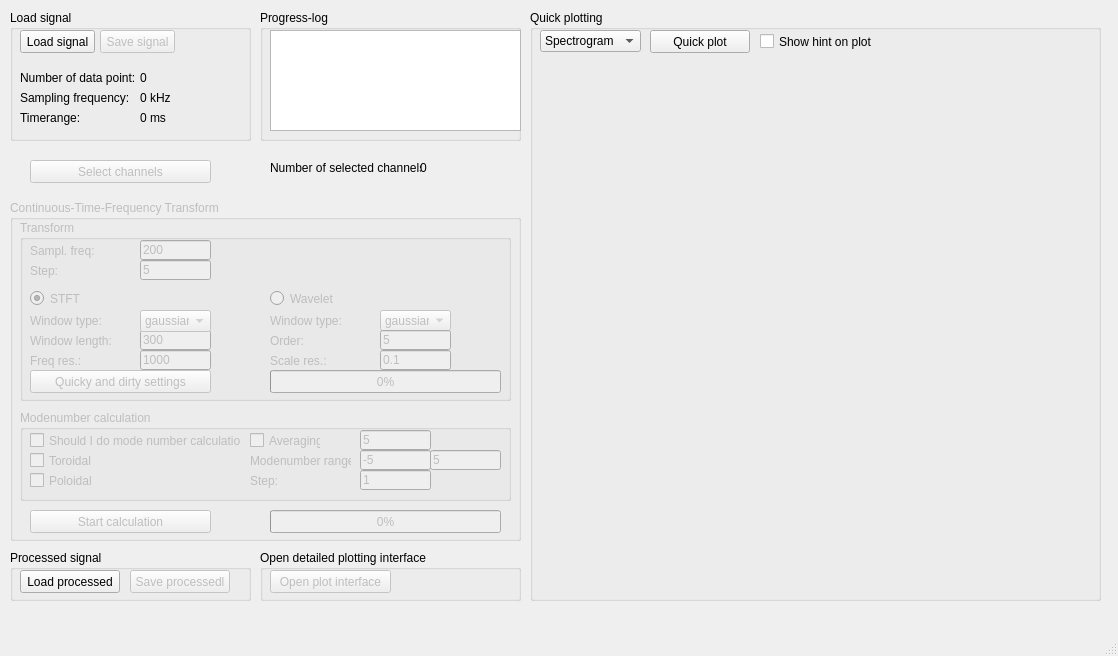
The window that python/gui/gui_layout.ui (fusion-flap/nti-wavelet-tools) describes before a commit, drawn with Qt 5.
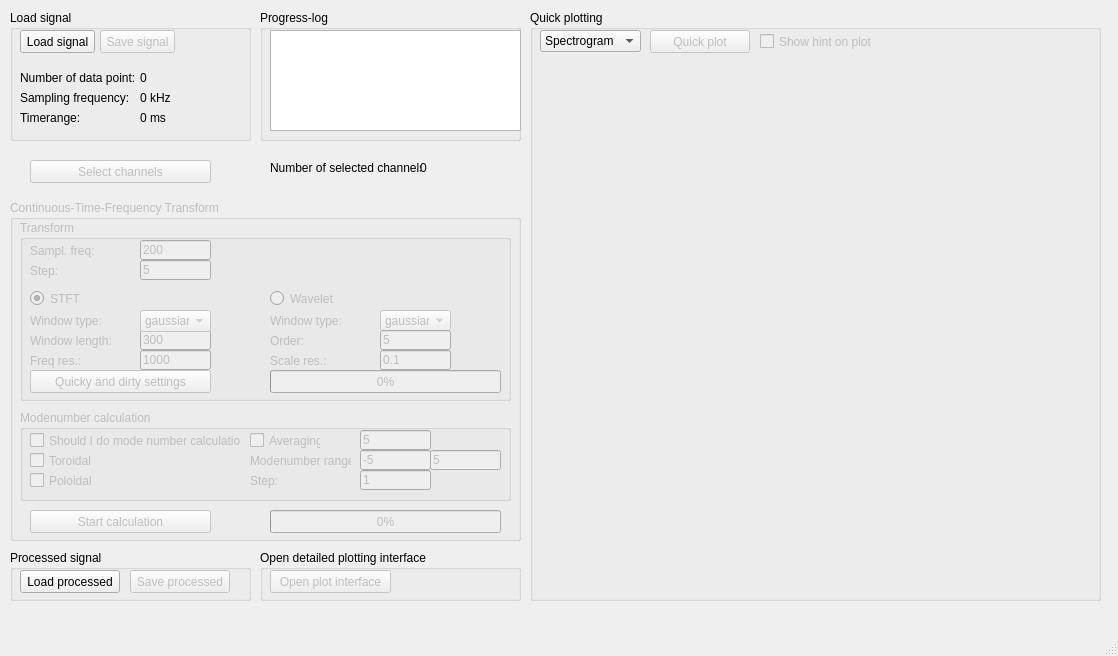
The same window after the commit. Icons and pictures are not drawn.

Commit message: #18 basic plottings with dummy NTIWT processed data

Diff of the .ui file:
```diff
--- a/python/gui/gui_layout.ui
+++ b/python/gui/gui_layout.ui
@@ -626,7 +626,7 @@
     </widget>
     <widget class="QPushButton" name="quickplotButton">
      <property name="enabled">
-      <bool>true</bool>
+      <bool>false</bool>
      </property>
      <property name="geometry">
       <rect>
@@ -672,6 +672,9 @@
      </item>
     </widget>
     <widget class="QCheckBox" name="hintCheckBox">
+     <property name="enabled">
+      <bool>false</bool>
+     </property>
      <property name="geometry">
       <rect>
        <x>230</x>
@@ -905,7 +908,7 @@
       </rect>
      </property>
      <property name="text">
-      <string>Save processedl</string>
+      <string>Save processed</string>
      </property>
     </widget>
     <widget class="QPushButton" name="loadprocessedsignalButton">
```
The commit also changes 2 other files.
